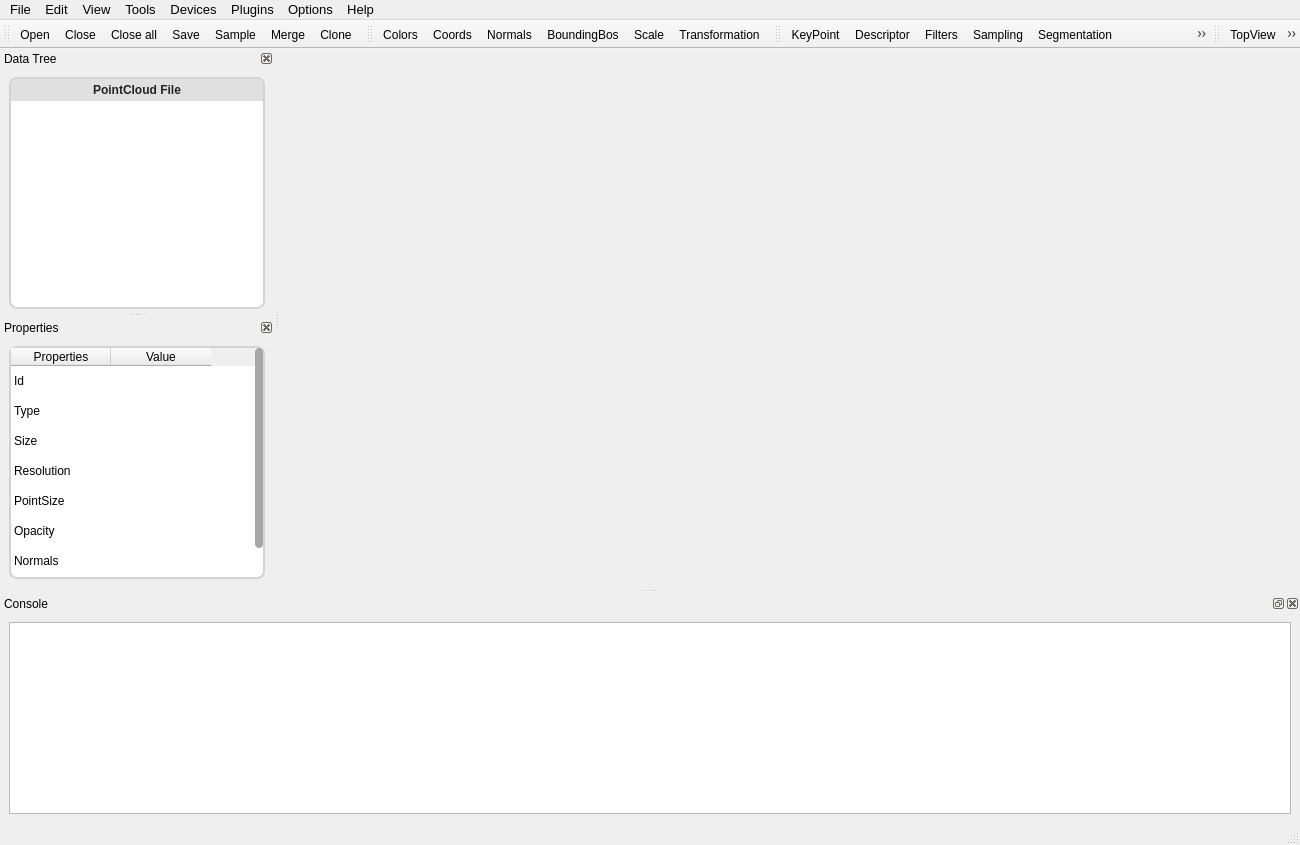
First picture: the form in cloudtool/mainwindow.ui, repository Libaocheng3811/CloudTool2, before the edit.
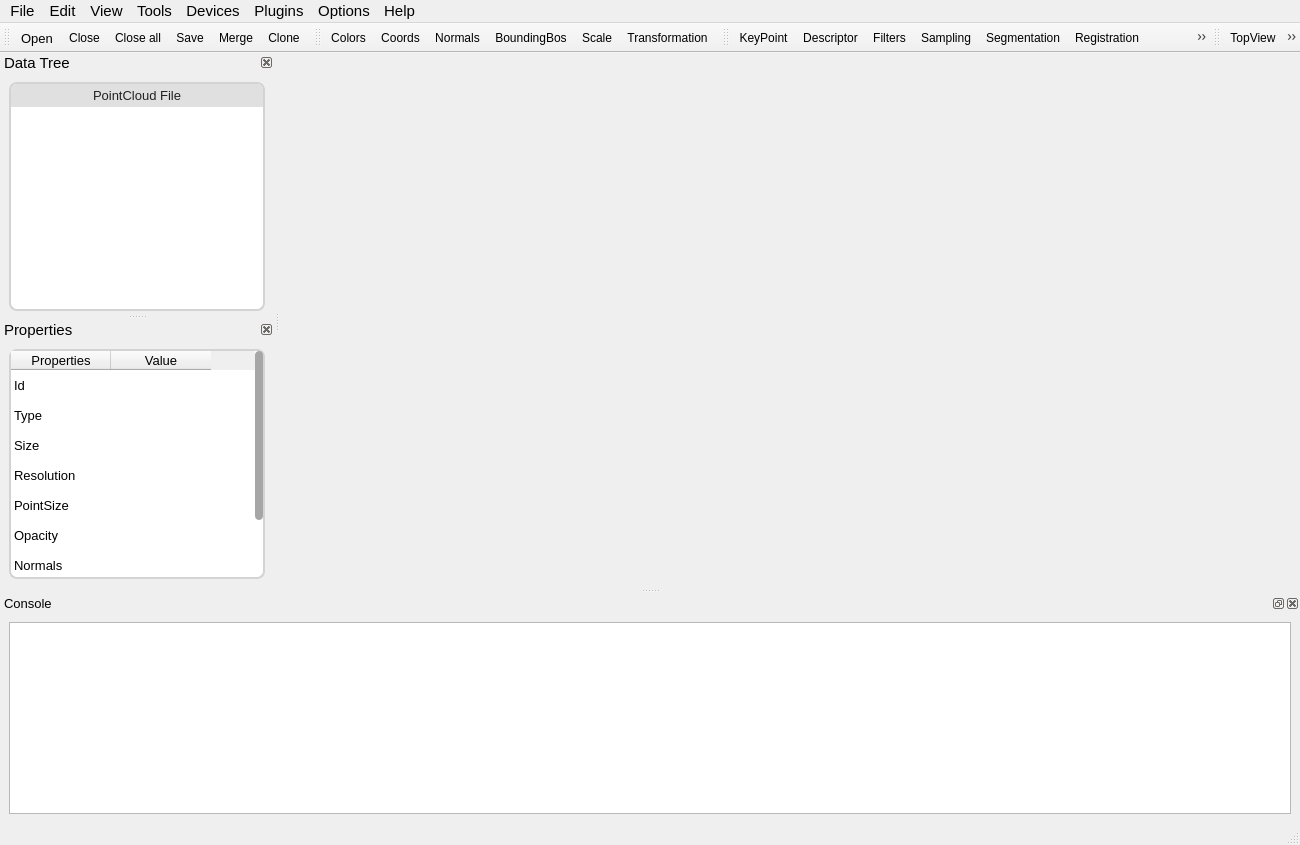
Second picture: the form after the edit. Icons and pictures are not drawn. Custom widgets are drawn as their Qt base class.

Commit message: <fix>修复优化界面显示的一些已知bug

```diff
--- a/cloudtool/mainwindow.ui
+++ b/cloudtool/mainwindow.ui
@@ -43,15 +43,20 @@
      <x>0</x>
      <y>0</y>
      <width>1300</width>
-     <height>29</height>
+     <height>30</height>
     </rect>
    </property>
    <property name="font">
     <font>
-     <pointsize>10</pointsize>
+     <pointsize>11</pointsize>
     </font>
    </property>
    <widget class="QMenu" name="menuFile">
+    <property name="font">
+     <font>
+      <pointsize>9</pointsize>
+     </font>
+    </property>
     <property name="title">
      <string>File</string>
     </property>
@@ -198,6 +203,12 @@
      <height>165</height>
     </size>
    </property>
+   <property name="font">
+    <font>
+     <family>Microsoft YaHei UI</family>
+     <pointsize>11</pointsize>
+    </font>
+   </property>
    <property name="features">
     <set>QDockWidget::DockWidgetClosable|QDockWidget::DockWidgetMovable</set>
    </property>
@@ -220,6 +231,12 @@
      </property>
      <item>
       <widget class="ct::CloudTree" name="cloudtree">
+       <property name="font">
+        <font>
+         <family>Microsoft YaHei UI</family>
+         <pointsize>9</pointsize>
+        </font>
+       </property>
        <property name="styleSheet">
         <string notr="true">QTreeWidget{
 	border: 2px solid lightgray;
@@ -259,8 +276,10 @@
         </property>
         <property name="font">
          <font>
-          <weight>75</weight>
-          <bold>true</bold>
+          <family>Microsoft YaHei UI</family>
+          <pointsize>10</pointsize>
+          <weight>50</weight>
+          <bold>false</bold>
          </font>
         </property>
         <property name="textAlignment">
@@ -279,6 +298,12 @@
      <height>149</height>
     </size>
    </property>
+   <property name="font">
+    <font>
+     <family>Microsoft YaHei UI</family>
+     <pointsize>11</pointsize>
+    </font>
+   </property>
    <property name="features">
     <set>QDockWidget::DockWidgetClosable|QDockWidget::DockWidgetMovable</set>
    </property>
@@ -383,16 +408,34 @@
         <property name="text">
          <string>Properties</string>
         </property>
+        <property name="font">
+         <font>
+          <family>Microsoft YaHei UI</family>
+          <pointsize>10</pointsize>
+         </font>
+        </property>
        </column>
        <column>
         <property name="text">
          <string>Value</string>
         </property>
+        <property name="font">
+         <font>
+          <family>Microsoft YaHei UI</family>
+          <pointsize>10</pointsize>
+         </font>
+        </property>
        </column>
        <item row="0" column="0">
         <property name="text">
          <string>Id</string>
         </property>
+        <property name="font">
+         <font>
+          <family>Microsoft YaHei UI</family>
+          <pointsize>10</pointsize>
+         </font>
+        </property>
         <property name="icon">
          <iconset resource="resources/res.qrc">
           <normaloff>:/res/icon/akonadiconsole.svg</normaloff>:/res/icon/akonadiconsole.svg</iconset>
@@ -402,6 +445,11 @@
         <property name="text">
          <string>Type</string>
         </property>
+        <property name="font">
+         <font>
+          <pointsize>10</pointsize>
+         </font>
+        </property>
         <property name="icon">
          <iconset resource="resources/res.qrc">
           <normaloff>:/res/icon/view-calendar-week.svg</normaloff>:/res/icon/view-calendar-week.svg</iconset>
@@ -411,6 +459,11 @@
         <property name="text">
          <string>Size</string>
         </property>
+        <property name="font">
+         <font>
+          <pointsize>10</pointsize>
+         </font>
+        </property>
         <property name="icon">
          <iconset resource="resources/res.qrc">
           <normaloff>:/res/icon/view-group.svg</normaloff>:/res/icon/view-group.svg</iconset>
@@ -420,6 +473,11 @@
         <property name="text">
          <string>Resolution</string>
         </property>
+        <property name="font">
+         <font>
+          <pointsize>10</pointsize>
+         </font>
+        </property>
         <property name="icon">
          <iconset resource="resources/res.qrc">
           <normaloff>:/res/icon/zoom.svg</normaloff>:/res/icon/zoom.svg</iconset>
@@ -429,6 +487,11 @@
         <property name="text">
          <string>PointSize</string>
         </property>
+        <property name="font">
+         <font>
+          <pointsize>10</pointsize>
+         </font>
+        </property>
         <property name="icon">
          <iconset resource="resources/res.qrc">
           <normaloff>:/res/icon/view-app-grid-symbolic.svg</normaloff>:/res/icon/view-app-grid-symbolic.svg</iconset>
@@ -438,6 +501,11 @@
         <property name="text">
          <string>Opacity</string>
         </property>
+        <property name="font">
+         <font>
+          <pointsize>10</pointsize>
+         </font>
+        </property>
         <property name="icon">
          <iconset resource="resources/res.qrc">
           <normaloff>:/res/icon/view-reveal-symbolic.svg</normaloff>:/res/icon/view-reveal-symbolic.svg</iconset>
@@ -447,6 +515,11 @@
         <property name="text">
          <string>Normals</string>
         </property>
+        <property name="font">
+         <font>
+          <pointsize>10</pointsize>
+         </font>
+        </property>
         <property name="icon">
          <iconset resource="resources/res.qrc">
           <normaloff>:/res/icon/normal.svg</normaloff>:/res/icon/normal.svg</iconset>
@@ -456,6 +529,11 @@
         <property name="text">
          <string>Color</string>
         </property>
+        <property name="font">
+         <font>
+          <pointsize>10</pointsize>
+         </font>
+        </property>
         <property name="icon">
          <iconset resource="resources/res.qrc">
           <normaloff>:/res/icon/color-management.svg</normaloff>:/res/icon/color-management.svg</iconset>
@@ -473,6 +551,12 @@
      <height>149</height>
     </size>
    </property>
+   <property name="font">
+    <font>
+     <family>Microsoft YaHei UI</family>
+     <pointsize>10</pointsize>
+    </font>
+   </property>
    <property name="windowTitle">
     <string>Console</string>
    </property>
@@ -493,8 +577,8 @@
    </property>
    <property name="iconSize">
     <size>
-     <width>30</width>
-     <height>30</height>
+     <width>35</width>
+     <height>35</height>
     </size>
    </property>
    <attribute name="toolBarArea">
@@ -507,7 +591,6 @@
    <addaction name="actionClose"/>
    <addaction name="actionClose_All"/>
    <addaction name="actionSave"/>
-   <addaction name="actionSample"/>
    <addaction name="actionMerge"/>
    <addaction name="actionClone"/>
   </widget>
@@ -515,6 +598,12 @@
    <property name="windowTitle">
     <string>toolBar</string>
    </property>
+   <property name="iconSize">
+    <size>
+     <width>35</width>
+     <height>35</height>
+    </size>
+   </property>
    <attribute name="toolBarArea">
     <enum>TopToolBarArea</enum>
    </attribute>
@@ -532,6 +621,12 @@
    <property name="windowTitle">
     <string>toolBar</string>
    </property>
+   <property name="iconSize">
+    <size>
+     <width>35</width>
+     <height>35</height>
+    </size>
+   </property>
    <attribute name="toolBarArea">
     <enum>TopToolBarArea</enum>
    </attribute>
@@ -554,6 +649,12 @@
    <property name="windowTitle">
     <string>toolBar</string>
    </property>
+   <property name="iconSize">
+    <size>
+     <width>35</width>
+     <height>35</height>
+    </size>
+   </property>
    <attribute name="toolBarArea">
     <enum>TopToolBarArea</enum>
    </attribute>
@@ -577,6 +678,12 @@
    <property name="text">
     <string>Open</string>
    </property>
+   <property name="font">
+    <font>
+     <family>Microsoft YaHei UI</family>
+     <pointsize>10</pointsize>
+    </font>
+   </property>
    <property name="shortcut">
     <string>Ctrl+O</string>
    </property>
@@ -632,15 +739,6 @@
     <string>Clone</string>
    </property>
   </action>
-  <action name="actionSample">
-   <property name="icon">
-    <iconset resource="resources/res.qrc">
-     <normaloff>:/res/icon/kstars_constellationart.svg</normaloff>:/res/icon/kstars_constellationart.svg</iconset>
-   </property>
-   <property name="text">
-    <string>Sample</string>
-   </property>
-  </action>
   <action name="actionQuit">
    <property name="icon">
     <iconset resource="resources/res.qrc">
```
Left out of the diff: 28 changed lines with no effect on the pictures. The commit also changes 4 other files.
